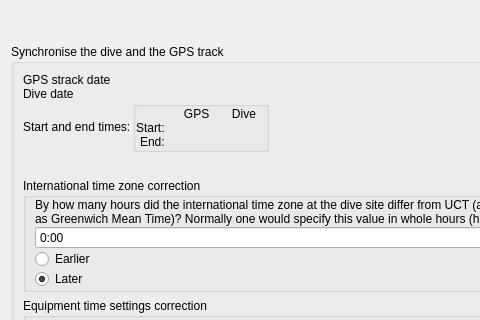
This is desktop-widgets/importgps.ui in subsurface/subsurface as Qt 5 draws it before an edit; both pictures show x 0 to 480 and y 0 to 320 of the 600 by 600 pixel window. The edited form follows.
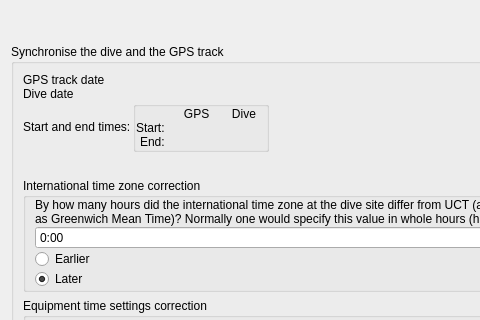
This is the edited form. Icons and pictures are not drawn.

Commit message: desktop UI: fix typo in GPS import UI

```diff
--- a/desktop-widgets/importgps.ui
+++ b/desktop-widgets/importgps.ui
@@ -82,7 +82,7 @@
             </sizepolicy>
            </property>
            <property name="text">
-            <string>GPS strack date </string>
+            <string>GPS track date </string>
            </property>
           </widget>
          </item>
```
